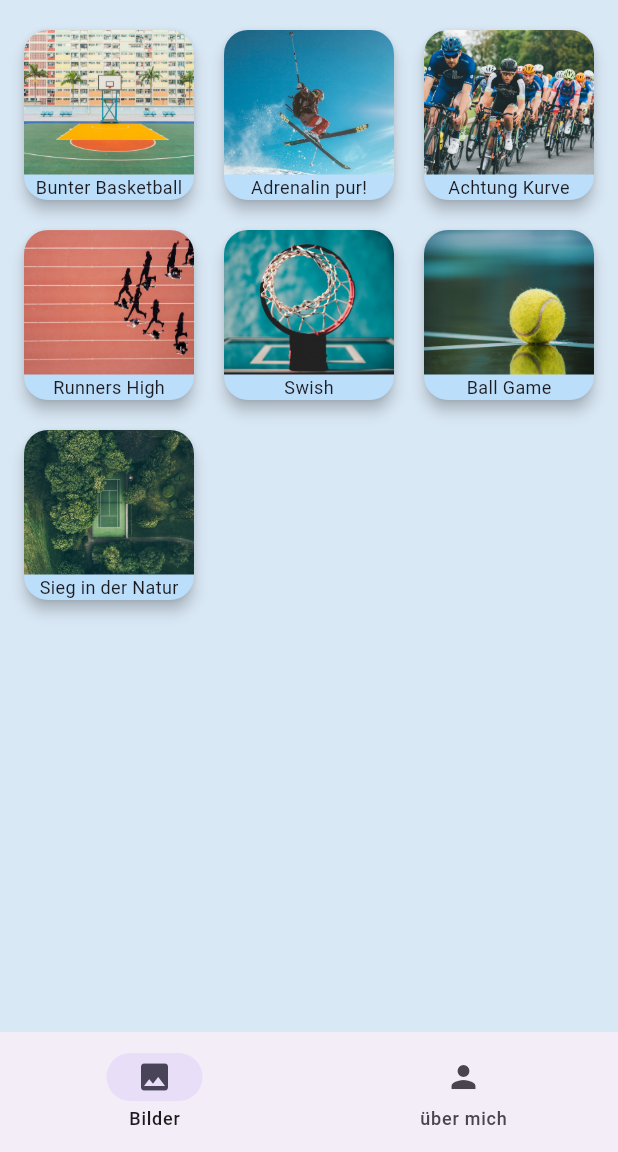
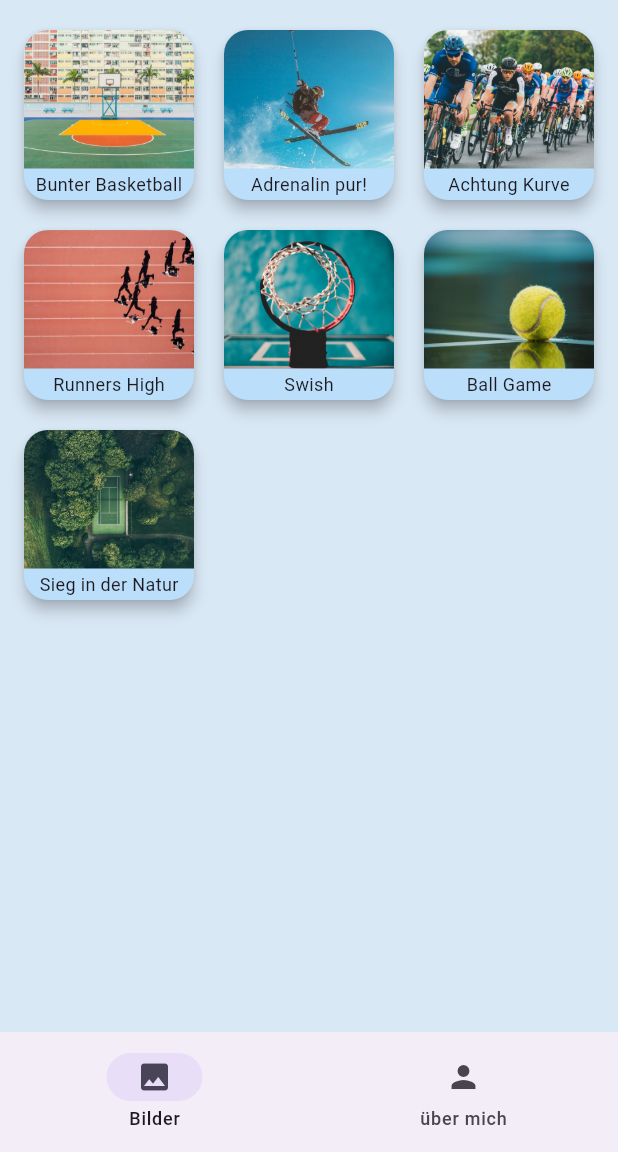
Before and after one commit to Makuz87/bilder_app_projekt, a Flutter app: the screen it shows after launch, on a phone screen of 412 x 824 dp, the part 84-1236 px from its top. Run offline on Flutter 3.47's test engine with Material 3 defaults, Android fonts, the phone set to English and light mode, and no system bars.

```diff
--- a/lib/pages/image_page.dart
+++ b/lib/pages/image_page.dart
@@ -27,12 +27,14 @@ class ImagePage extends StatelessWidget {
           color: Colors.blue[100],
           elevation: 4,
           child: Column(
-            crossAxisAlignment: CrossAxisAlignment.stretch,
+            // Muss das hierhin?
+            // crossAxisAlignment: CrossAxisAlignment.stretch,
             children: [
               Expanded(
                   child: ClipRRect(
                 borderRadius:
                     const BorderRadius.vertical(top: Radius.circular(16)),
+                // Wieso geht hier ein zweites child:?
                 child: Image.asset(
                   galleryItem.imagePath,
                   height: 150,
@@ -41,10 +43,13 @@ class ImagePage extends StatelessWidget {
                 ),
               )),
               Center(
-                child: Text(
-                  galleryItem.imageTitle,
-                  style: TextStyle(
-                    fontSize: 12,
+                child: Padding(
+                  padding: const EdgeInsets.all(2.0),
+                  child: Text(
+                    galleryItem.imageTitle,
+                    style: TextStyle(
+                      fontSize: 12,
+                    ),
                   ),
                 ),
               ),
```
